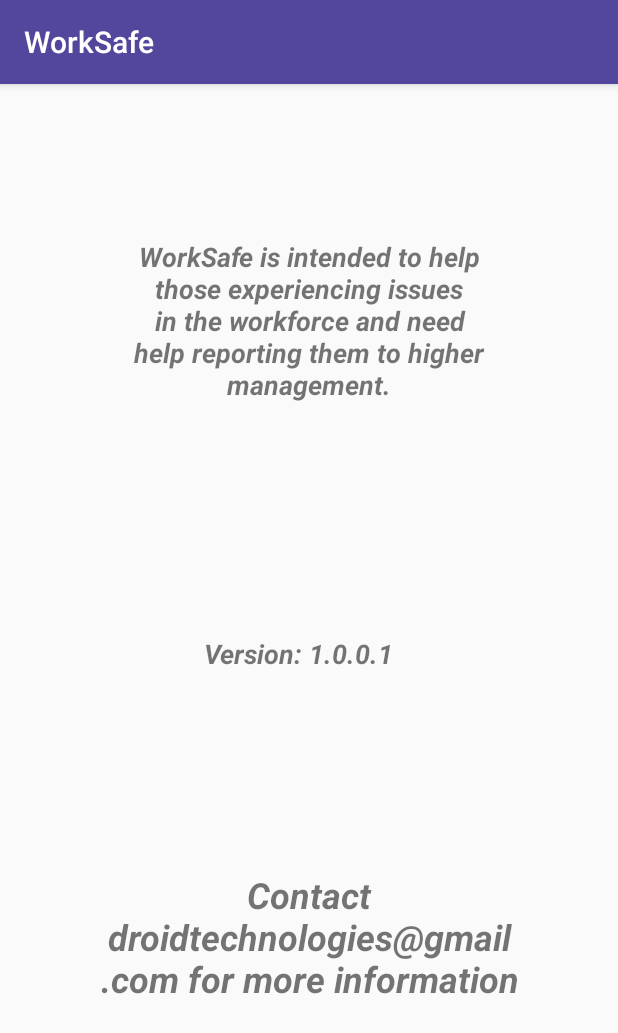
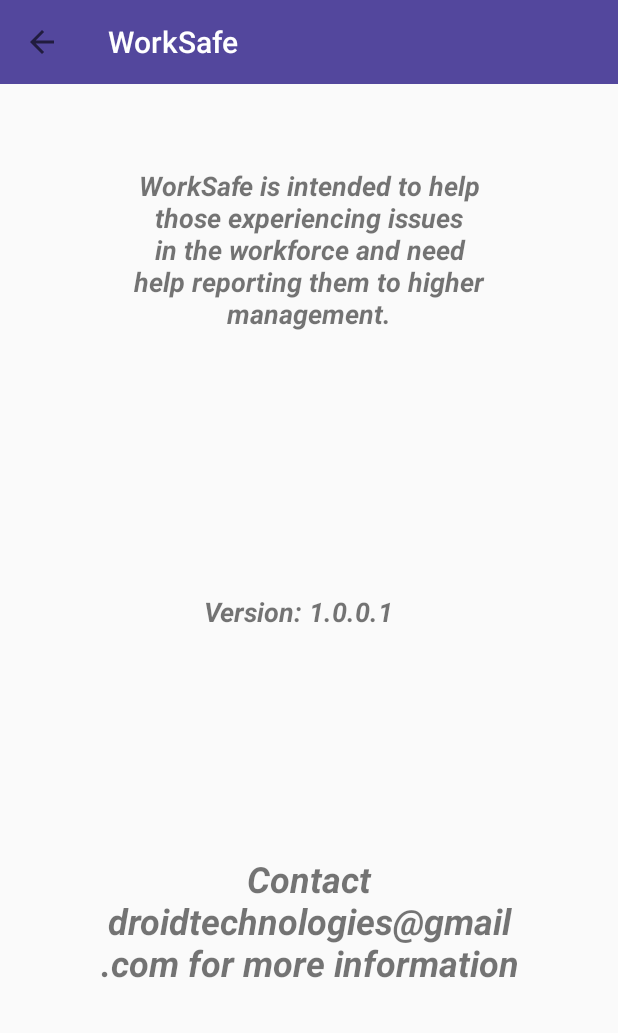
Before and after one commit to adamlm/WorkSafe, an Android app: the about screen opened directly, with no data from a screen before it, on a phone screen of 412 x 824 dp. Shown: the top 1033 px of the screen. Run offline under Robolectric (Android 15) with nearby library versions, the phone set to English and light mode, and no system bars.

Commit message:
Started work on user profiles and re-design of activities.

```diff
--- a/app/build.gradle
+++ b/app/build.gradle
@@ -19,6 +19,7 @@ android {
 }
 
 dependencies {
+    compile 'com.android.support:appcompat-v7:25.2.0'
     implementation fileTree(dir: 'libs', include: ['*.jar'])
     implementation 'com.android.support:appcompat-v7:26.1.0'
     implementation 'com.android.support.constraint:constraint-layout:1.0.2'
--- a/app/src/main/java/com/worksafe/disruptthedistrict/worksafe/about.java
+++ b/app/src/main/java/com/worksafe/disruptthedistrict/worksafe/about.java
@@ -2,6 +2,8 @@ package com.worksafe.disruptthedistrict.worksafe;
 
 import android.support.v7.app.AppCompatActivity;
 import android.os.Bundle;
+import android.support.v7.widget.Toolbar;
+import android.view.Menu;
 
 public class about extends AppCompatActivity {
 
@@ -9,5 +11,23 @@ public class about extends AppCompatActivity {
     protected void onCreate(Bundle savedInstanceState) {
         super.onCreate(savedInstanceState);
         setContentView(R.layout.activity_about);
+
+        Toolbar toolbar = (Toolbar) findViewById(R.id.toolbar);
+        setSupportActionBar(toolbar);
+
+        getSupportActionBar().setDisplayHomeAsUpEnabled(true);
+        getSupportActionBar().setDisplayHomeAsUpEnabled(true);
+    }
+
+    @Override
+    public boolean onCreateOptionsMenu(Menu menu) {
+        getMenuInflater().inflate(R.menu.menu_main, menu);
+        return true;
+    }
+
+    @Override
+    public boolean onSupportNavigateUp() {
+        onBackPressed();
+        return true;
     }
 }
--- a/app/src/main/res/layout/activity_about.xml
+++ b/app/src/main/res/layout/activity_about.xml
@@ -8,6 +8,14 @@
     tools:layout_editor_absoluteY="81dp"
     android:background="@drawable/gradient1">
 
+    <android.support.v7.widget.Toolbar
+        android:id="@+id/toolbar"
+        android:minHeight="?attr/actionBarSize"
+        android:layout_width="match_parent"
+        android:layout_height="wrap_content"
+        app:titleTextColor="@android:color/white"
+        android:background="?attr/colorPrimary">
+    </android.support.v7.widget.Toolbar>
 
     <TextView
         android:id="@+id/textView"
--- a/app/src/main/res/layout/activity_change_email.xml
+++ b/app/src/main/res/layout/activity_change_email.xml
@@ -6,6 +6,12 @@
     android:layout_height="match_parent"
     tools:context="com.worksafe.disruptthedistrict.worksafe.changeEmail"
     android:background="@drawable/gradient1">
+
+    <!-- Load the toolbar here -->
+    <include
+        layout="@layout/toolbar_main"
+        android:layout_width="match_parent"
+        android:layout_height="wrap_content"/>
 
     <EditText
         android:id="@+id/currentEmailField"
--- a/app/src/main/res/layout/activity_change_password.xml
+++ b/app/src/main/res/layout/activity_change_password.xml
@@ -6,6 +6,12 @@
     android:layout_height="match_parent"
     tools:context="com.worksafe.disruptthedistrict.worksafe.changeEmail"
     android:background="@drawable/gradient1">
+
+    <!-- Load the toolbar here -->
+    <include
+        layout="@layout/toolbar_main"
+        android:layout_width="match_parent"
+        android:layout_height="wrap_content"/>
 
     <EditText
         android:id="@+id/currentPasswordField"
--- a/app/src/main/res/layout/activity_create_new_account.xml
+++ b/app/src/main/res/layout/activity_create_new_account.xml
@@ -6,6 +6,12 @@
     android:layout_height="match_parent"
     android:windowSoftInputMode="adjustPan|stateHidden"
     tools:context="com.worksafe.disruptthedistrict.worksafe.CreateNewAccount">
+
+    <!-- Load the toolbar here -->
+    <include
+        layout="@layout/toolbar_main"
+        android:layout_width="match_parent"
+        android:layout_height="wrap_content"/>
 
     <EditText
         android:id="@+id/newAcc_Name"
--- a/app/src/main/res/layout/activity_main__screen.xml
+++ b/app/src/main/res/layout/activity_main__screen.xml
@@ -6,6 +6,12 @@
     android:layout_height="match_parent"
     tools:context="com.worksafe.disruptthedistrict.worksafe.Main_Screen"
     android:background="@drawable/gradient1">
+
+    <!-- Load the toolbar here -->
+    <include
+        layout="@layout/toolbar_main"
+        android:layout_width="match_parent"
+        android:layout_height="wrap_content"/>
 
     <Button
         android:id="@+id/New_Issue_Button"
--- a/app/src/main/res/layout/activity_main__screen__admin.xml
+++ b/app/src/main/res/layout/activity_main__screen__admin.xml
@@ -7,6 +7,12 @@
     tools:context="com.worksafe.disruptthedistrict.worksafe.Main_Screen_Admin"
     tools:layout_editor_absoluteY="81dp"
     android:background="@drawable/gradient1">
+
+    <!-- Load the toolbar here -->
+    <include
+        layout="@layout/toolbar_main"
+        android:layout_width="match_parent"
+        android:layout_height="wrap_content"/>
 
     <Button
         android:id="@+id/Settings_Button_Admin"
--- a/app/src/main/res/layout/activity_submit__new__issue.xml
+++ b/app/src/main/res/layout/activity_submit__new__issue.xml
@@ -7,6 +7,12 @@
     android:background="@drawable/gradient1"
     tools:context="com.worksafe.disruptthedistrict.worksafe.Submit_New_Issue"
     tools:layout_editor_absoluteY="81dp">
+
+    <!-- Load the toolbar here -->
+    <include
+        layout="@layout/toolbar_main"
+        android:layout_width="match_parent"
+        android:layout_height="wrap_content"/>
 
     <TextView
         android:id="@+id/newIssueText"
--- /dev/null
+++ b/app/src/main/res/menu/menu_main.xml
@@ -0,0 +1,4 @@
+<?xml version="1.0" encoding="utf-8"?>
+<menu xmlns:android="http://schemas.android.com/apk/res/android">
+
+</menu>
--- a/app/src/main/res/values/styles.xml
+++ b/app/src/main/res/values/styles.xml
@@ -1,7 +1,7 @@
 <resources>
 
     <!-- Base application theme. -->
-    <style name="AppTheme" parent="Theme.AppCompat.Light.DarkActionBar">
+    <style name="AppTheme" parent="Theme.AppCompat.Light.NoActionBar">
         <!-- Customize your theme here. -->
         <item name="colorPrimary">@color/colorPrimary</item>
         <item name="colorPrimaryDark">@color/colorPrimaryDark</item>
```
Also changed, not shown: app/src/main/java/com/worksafe/disruptthedistrict/worksafe/User.java (added, +56 -0 lines), app/src/main/java/com/worksafe/disruptthedistrict/worksafe/changeEmail.java (+21 -3 lines), app/src/main/res/layout/toolbar_main.xml (added, +12 -0 lines).
